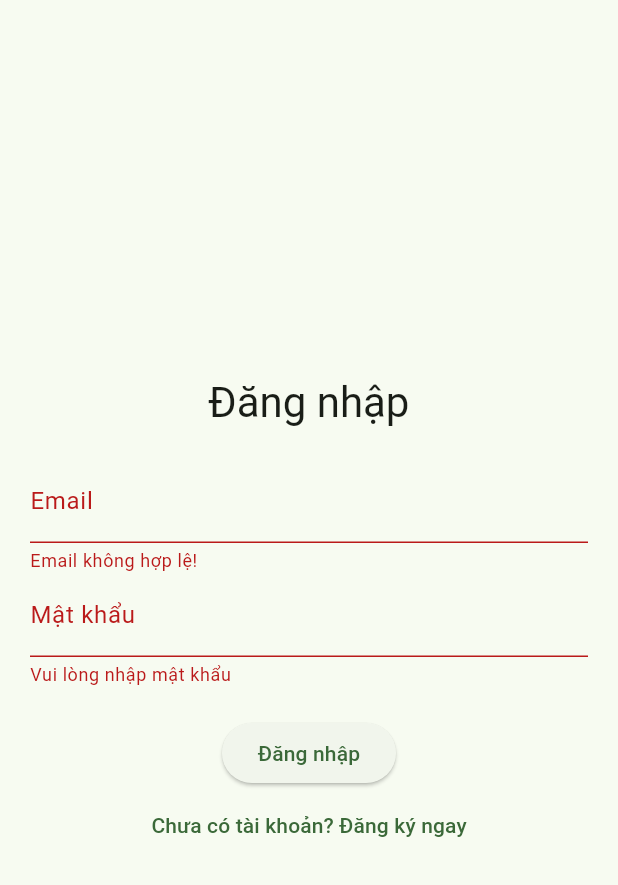
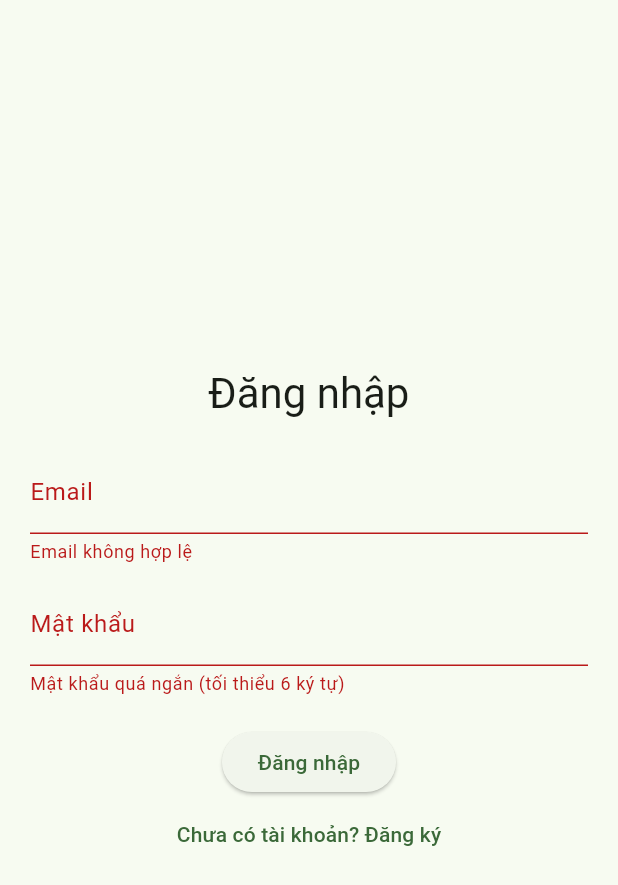
Before and after one commit to blackhegde/path_optimize_android, a Flutter app: the screen it shows after launch, after a tap on "Đăng nhập", on a phone screen of 412 x 824 dp. Shown: the top 885 px of the screen. Run offline on Flutter 3.47's test engine with Material 3 defaults, Android fonts, the phone set to English and light mode, and no system bars; our stand-ins replace firebase_auth, firebase_core, shared_preferences; accounts and stored records are empty.

Commit message:
login and sign up

```diff
--- a/lib/main.dart
+++ b/lib/main.dart
@@ -1,10 +1,11 @@
 import 'package:flutter/material.dart';
 import 'package:firebase_core/firebase_core.dart';
 import 'firebase_options.dart';
-import 'package:firebase_auth/firebase_auth.dart';
+
 import 'package:shared_preferences/shared_preferences.dart';
 import 'screens/auth_screen.dart';
 import 'screens/home_screen.dart';
+import 'services/auth_service.dart';
 
 void main() async {
   WidgetsFlutterBinding.ensureInitialized();
@@ -36,6 +37,7 @@ class MyApp extends StatelessWidget {
       theme: ThemeData(
         colorScheme: ColorScheme.fromSeed(seedColor: Colors.green),
       ),
+      // ❌ KHÔNG dùng `home:` nếu dùng `initialRoute` và `routes`
       initialRoute: initialRoute,
       routes: {
         '/': (context) => AuthScreen(authService: authService),
@@ -44,30 +46,3 @@ class MyApp extends StatelessWidget {
     );
   }
 }
-
-class AuthService {
-  final FirebaseAuth _auth = FirebaseAuth.instance;
-  final SharedPreferences _prefs;
-
-  AuthService(this._prefs);
-
-  Future<bool> login(String email, String password) async {
-    try {
-      await _auth.signInWithEmailAndPassword(email: email, password: password);
-      await _prefs.setString('user_email', email);
-      await _prefs.setBool('is_logged_in', true);
-      return true;
-    } catch (e) {
-      return false;
-    }
-  }
-
-  Future<bool> checkPersistedSession() async {
-    return _prefs.getBool('is_logged_in') ?? false;
-  }
-
-  Future<void> logout() async {
-    await _auth.signOut();
-    await _prefs.clear();
-  }
-}
--- a/lib/screens/auth_screen.dart
+++ b/lib/screens/auth_screen.dart
@@ -1,6 +1,5 @@
 import 'package:flutter/material.dart';
-import 'package:firebase_auth/firebase_auth.dart';
-import 'package:shared_preferences/shared_preferences.dart';
+import '../services/auth_service.dart';
 
 class AuthScreen extends StatefulWidget {
   final AuthService authService;
@@ -10,85 +9,42 @@ class AuthScreen extends StatefulWidget {
   State<AuthScreen> createState() => _AuthScreenState();
 }
 
-// // Lớp AuthService luu phien dang nhap
-// class AuthService {
-//   final FirebaseAuth _auth = FirebaseAuth.instance;
-//   final SharedPreferences _prefs;
-
-//   AuthService(this._prefs);
-
-//   // Đăng nhập và lưu trạng thái
-//   Future<bool> login(String email, String password) async {
-//     try {
-//       await _auth.signInWithEmailAndPassword(email: email, password: password);
-//       await _prefs.setString('user_email', email);
-//       await _prefs.setBool('is_logged_in', true);
-//       return true;
-//     } catch (e) {
-//       return false;
-//     }
-//   }
-
-//   // Kiểm tra phiên khi khởi động app
-//   Future<bool> checkPersistedSession() async {
-//     return _prefs.getBool('is_logged_in') ?? false;
-//   }
-
-//   // Đăng xuất và xóa dữ liệu
-//   Future<void> logout() async {
-//     await _auth.signOut();
-//     await _prefs.clear();
-//   }
-// }
-
 class _AuthScreenState extends State<AuthScreen> {
-  final _auth = FirebaseAuth.instance;
   final _formKey = GlobalKey<FormState>();
-  bool _isLogin = true; // Chuyển đổi giữa đăng nhập/đăng ký
+  bool _isLogin = true;
   String _email = '';
   String _password = '';
   bool _isLoading = false;
 
-  void _submit() async {
+  Future<void> _submit() async {
     if (!_formKey.currentState!.validate()) return;
     _formKey.currentState!.save();
     setState(() => _isLoading = true);
 
     try {
       if (_isLogin) {
-        await _auth.signInWithEmailAndPassword(
-          email: _email,
-          password: _password,
-        );
-        // Thông báo đăng nhập thành công
+        await widget.authService.login(_email, _password);
         ScaffoldMessenger.of(context).showSnackBar(
           const SnackBar(
-            content: Text('Đăng nhập thành công!'),
+            content: Text('Đăng nhập thành công'),
             backgroundColor: Colors.green,
           ),
         );
-        // Chuyển sang màn hình chính sau 2 giây
-        Future.delayed(const Duration(seconds: 2), () {
+        await Future.delayed(const Duration(seconds: 1));
         Navigator.pushReplacementNamed(context, '/home');
-        });
       } else {
-        await _auth.createUserWithEmailAndPassword(
-          email: _email,
-          password: _password,
-        );
+        await widget.authService.register(_email, _password);
         ScaffoldMessenger.of(context).showSnackBar(
           const SnackBar(
-            content: Text('Đăng ký thành công!'),
+            content: Text('Đăng ký thành công'),
             backgroundColor: Colors.green,
           ),
         );
+        setState(() => _isLogin = true); // Sau đăng ký, chuyển qua đăng nhập
       }
-    } on FirebaseAuthException catch (error) {
+    } catch (e) {
       ScaffoldMessenger.of(context).showSnackBar(
-        SnackBar(
-          content: Text(error.message ?? 'Đã xảy ra lỗi'),
-          backgroundColor: Colors.red,
-        ),
+        SnackBar(content: Text(e.toString()), backgroundColor: Colors.red),
       );
     } finally {
       setState(() => _isLoading = false);
@@ -100,8 +56,7 @@ class _AuthScreenState extends State<AuthScreen> {
     return Scaffold(
       body: Center(
         child: SingleChildScrollView(
-          child: Padding(
-            padding: const EdgeInsets.all(20.0),
+          padding: const EdgeInsets.all(20),
           child: Form(
             key: _formKey,
             child: Column(
@@ -115,41 +70,27 @@ class _AuthScreenState extends State<AuthScreen> {
                   decoration: const InputDecoration(labelText: 'Email'),
                   keyboardType: TextInputType.emailAddress,
                   validator: (value) {
-                      if (value == null || !value.contains('@')) {
-                        return 'Email không hợp lệ!';
-                      }
+                    if (value == null || !value.contains('@'))
+                      return 'Email không hợp lệ';
                     return null;
                   },
                   onSaved: (value) => _email = value!.trim(),
                 ),
+                const SizedBox(height: 12),
                 TextFormField(
                   decoration: const InputDecoration(labelText: 'Mật khẩu'),
                   obscureText: true,
                   validator: (value) {
-                      if (value == null || value.isEmpty) {
-                        return 'Vui lòng nhập mật khẩu';
-                      }
-                      if (value.length < 6 || value.length > 15) {
-                        return 'Mật khẩu phải từ 6-15 ký tự';
-                      }
-                      if (!value.contains(RegExp(r'[A-Z]'))) {
-                        return 'Cần ít nhất 1 chữ in hoa';
-                      }
-                      if (!value.contains(RegExp(r'[a-z]'))) {
-                        return 'Cần ít nhất 1 chữ thường';
-                      }
-                      if (!value.contains(RegExp(r'[0-9]'))) {
-                        return 'Cần ít nhất 1 số';
-                      }
+                    if (value == null || value.length < 6)
+                      return 'Mật khẩu quá ngắn (tối thiểu 6 ký tự)';
                     return null;
                   },
                   onSaved: (value) => _password = value!,
                 ),
                 const SizedBox(height: 20),
-                  if (_isLoading)
-                    const CircularProgressIndicator()
-                  else
-                    ElevatedButton(
+                _isLoading
+                    ? const CircularProgressIndicator()
+                    : ElevatedButton(
                       onPressed: _submit,
                       child: Text(_isLogin ? 'Đăng nhập' : 'Đăng ký'),
                     ),
@@ -157,7 +98,7 @@ class _AuthScreenState extends State<AuthScreen> {
                   onPressed: () => setState(() => _isLogin = !_isLogin),
                   child: Text(
                     _isLogin
-                          ? 'Chưa có tài khoản? Đăng ký ngay'
+                        ? 'Chưa có tài khoản? Đăng ký'
                         : 'Đã có tài khoản? Đăng nhập',
                   ),
                 ),
@@ -166,7 +107,6 @@ class _AuthScreenState extends State<AuthScreen> {
           ),
         ),
       ),
-      ),
     );
   }
 }
--- a/lib/services/auth_service.dart
+++ b/lib/services/auth_service.dart
@@ -0,0 +1,53 @@
+import 'package:firebase_auth/firebase_auth.dart';
+import 'package:shared_preferences/shared_preferences.dart';
+
+class AuthService {
+  final SharedPreferences prefs;
+  final FirebaseAuth _firebaseAuth = FirebaseAuth.instance;
+
+  static const _tokenKey = 'auth_token';
+
+  AuthService(this.prefs);
+
+  // Đăng nhập
+  Future<UserCredential> login(String email, String password) async {
+    final userCred = await _firebaseAuth.signInWithEmailAndPassword(
+      email: email,
+      password: password,
+    );
+    final token = await userCred.user?.getIdToken();
+    if (token != null) {
+      await prefs.setString(_tokenKey, token);
+    }
+    return userCred;
+  }
+
+  // Đăng ký
+  Future<UserCredential> register(String email, String password) async {
+    final userCred = await _firebaseAuth.createUserWithEmailAndPassword(
+      email: email,
+      password: password,
+    );
+    final token = await userCred.user?.getIdToken();
+    if (token != null) {
+      await prefs.setString(_tokenKey, token);
+    }
+    return userCred;
+  }
+
+  // Kiểm tra phiên
+  Future<bool> checkPersistedSession() async {
+    final user = _firebaseAuth.currentUser;
+    final token = await user?.getIdToken();
+    return user != null && token != null && token.isNotEmpty;
+  }
+
+  // Đăng xuất
+  Future<void> logout() async {
+    await _firebaseAuth.signOut();
+    await prefs.remove(_tokenKey);
+  }
+
+  // Truy xuất token nếu cần
+  String? getToken() => prefs.getString(_tokenKey);
+}
```
Also changed, not shown: lib/screens/home_screen.dart (+62 -5 lines). Lines whose indentation alone changed are shown as unchanged.
